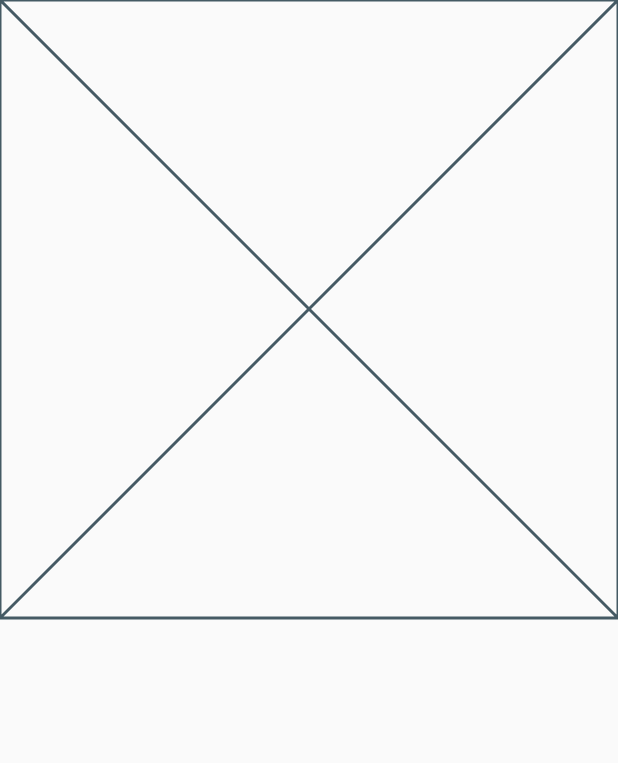
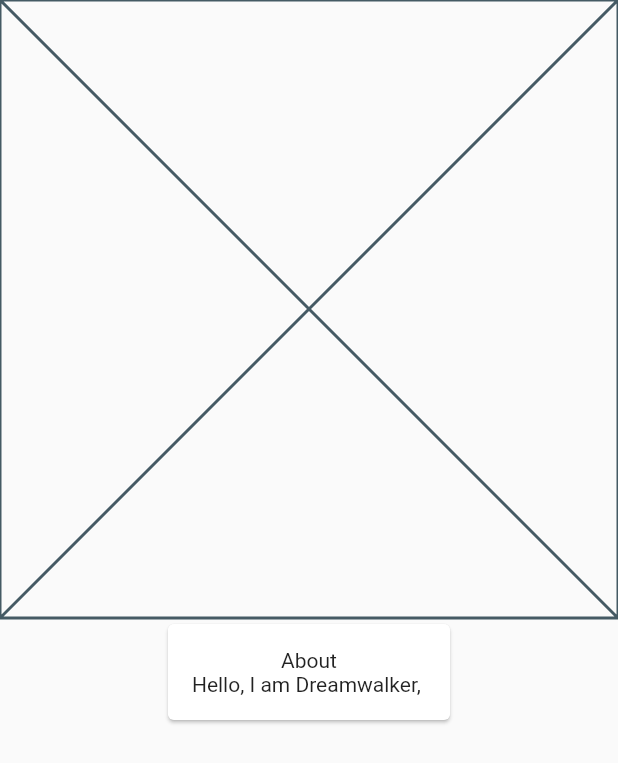
Before and after one commit to JAICHANGPARK/flutter_notebook_8th_story, a Flutter app: the ProfilePage screen opened directly, on a phone screen of 412 x 824 dp. Shown: the top 763 px of the screen. Run offline on Flutter 3.47's test engine with Material 2 defaults, Android fonts, the phone set to English and light mode, and no system bars; our stand-ins replace badges, flutter_hooks, google_fonts, hooks_riverpod, state_notifier; network calls fail.

Commit message:
Update profile_page.dart

```diff
--- a/lib/ep580_linkedin_app/profile_page.dart
+++ b/lib/ep580_linkedin_app/profile_page.dart
@@ -22,10 +22,14 @@ class _ProfilePageState extends State<ProfilePage> {
               child: Column(
                 children: [
                   Card(
-                    child: Column(
-                      children: [
-
-                      ],
+                    child: Padding(
+                      padding: const EdgeInsets.all(16.0),
+                      child: Column(
+                        children: [
+                          Text("About"),
+                          Text("Hello, I am Dreamwalker, ")
+                        ],
+                      ),
                     ),
                   ),
                   Card(),
```
